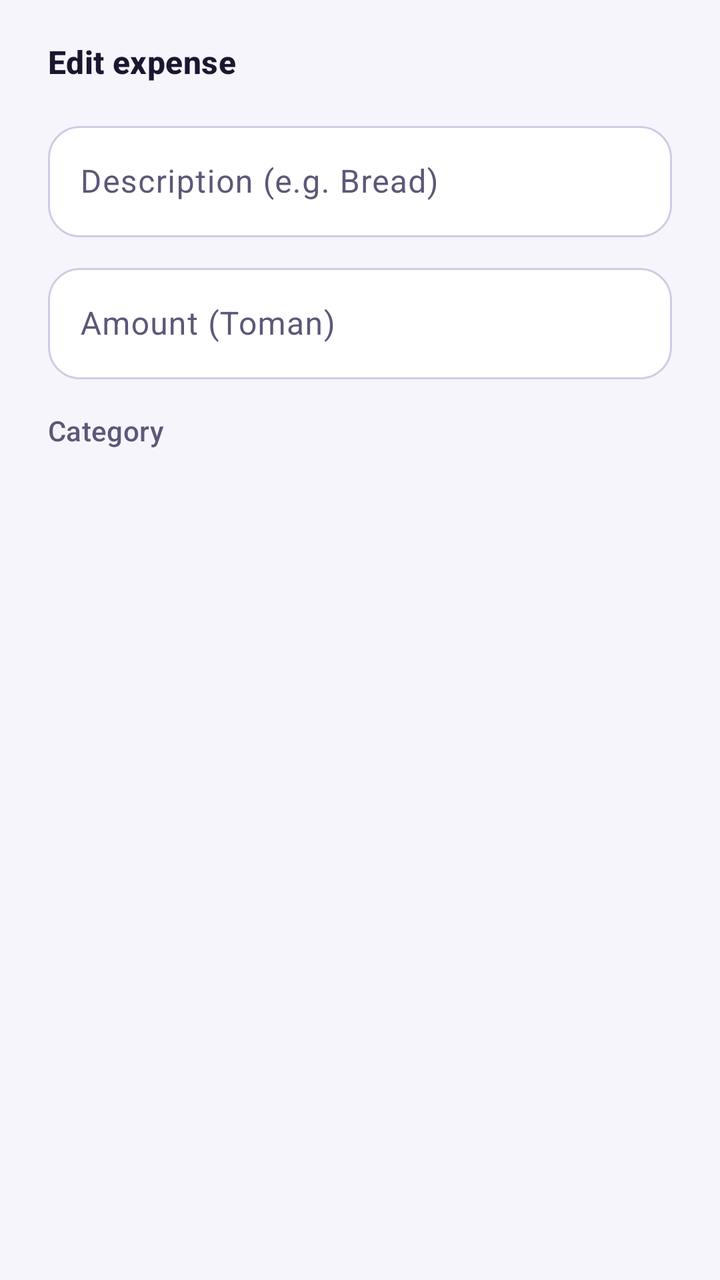
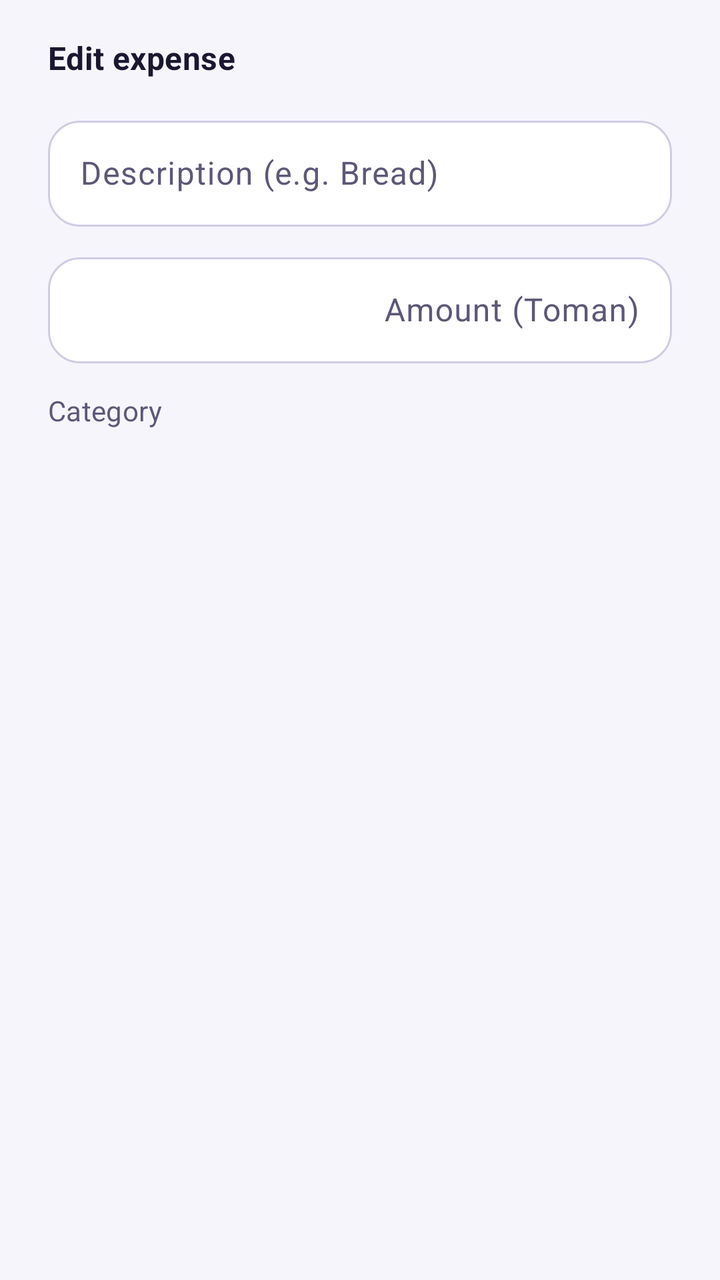

Before-and-after screenshots of an Android layout around one commit, followed by the original layout XML and the change that was made.
<!-- AndroidManifest.xml: application theme Theme.ExpenseTracker -->
<!-- res/layout/dialog_edit_expense.xml -->
<?xml version="1.0" encoding="utf-8"?>
<ScrollView xmlns:android="http://schemas.android.com/apk/res/android"
    xmlns:app="http://schemas.android.com/apk/res-auto"
    android:layout_width="match_parent"
    android:layout_height="wrap_content"
    android:maxHeight="560dp">

    <LinearLayout
        android:layout_width="match_parent"
        android:layout_height="wrap_content"
        android:orientation="vertical"
        android:paddingStart="24dp"
        android:paddingEnd="24dp"
        android:paddingTop="20dp"
        android:paddingBottom="8dp">

        <TextView
            android:layout_width="match_parent"
            android:layout_height="wrap_content"
            android:textAppearance="?attr/textAppearanceTitleMedium"
            android:textColor="?attr/colorOnSurface"
            android:textStyle="bold"
            android:text="@string/dialog_edit_expense_title" />

        <com.google.android.material.textfield.TextInputLayout
            style="@style/Widget.Material3.TextInputLayout.OutlinedBox" app:boxBackgroundColor="?attr/colorSurfaceContainerLowest"
            app:shapeAppearanceOverlay="@style/ShapeAppearanceOverlay.App.RoundedField"
            android:layout_width="match_parent"
            android:layout_height="wrap_content"
            android:layout_marginTop="16dp"
            android:hint="@string/hint_description">

            <com.google.android.material.textfield.TextInputEditText
                android:id="@+id/etEditTitle"
                android:layout_width="match_parent"
                android:layout_height="wrap_content"
                android:textDirection="locale"
                android:inputType="text" />
        </com.google.android.material.textfield.TextInputLayout>

        <com.google.android.material.textfield.TextInputLayout
            style="@style/Widget.Material3.TextInputLayout.OutlinedBox" app:boxBackgroundColor="?attr/colorSurfaceContainerLowest"
            app:shapeAppearanceOverlay="@style/ShapeAppearanceOverlay.App.RoundedField"
            android:layout_width="match_parent"
            android:layout_height="wrap_content"
            android:layout_marginTop="10dp"
            android:hint="@string/hint_amount">

            <com.google.android.material.textfield.TextInputEditText
                android:id="@+id/etEditAmount"
                android:layout_width="match_parent"
                android:layout_height="wrap_content"
                android:inputType="number" />
        </com.google.android.material.textfield.TextInputLayout>

        <TextView
            android:layout_width="match_parent"
            android:layout_height="wrap_content"
            android:layout_marginTop="16dp"
            android:textAppearance="?attr/textAppearanceLabelLarge"
            android:textColor="?attr/colorOnSurfaceVariant"
            android:text="@string/hint_category" />

        <com.google.android.material.chip.ChipGroup
            android:id="@+id/chipGroupEditCategory"
            android:layout_width="match_parent"
            android:layout_height="wrap_content"
            android:layout_marginTop="6dp"
            app:singleSelection="true" />

    </LinearLayout>
</ScrollView>
<!-- resources referenced by this layout -->
<resources>
  <string name="dialog_edit_expense_title">Edit expense</string>
  <string name="hint_amount">Amount (Toman)</string>
  <string name="hint_category">Category</string>
  <string name="hint_description">Description (e.g. Bread)</string>
  <style name="Theme.ExpenseTracker" parent="Theme.Material3.DayNight.NoActionBar">
          <item name="colorPrimary">@color/purple</item>
          <item name="colorOnPrimary">@color/white</item>
          <item name="colorPrimaryContainer">@color/primary_container</item>
          <item name="colorOnPrimaryContainer">@color/on_primary_container</item>
          <item name="colorSecondary">@color/teal</item>
          <item name="colorOnSecondary">@color/white</item>
          <item name="colorSecondaryContainer">@color/secondary_container</item>
          <item name="colorOnSecondaryContainer">@color/on_secondary_container</item>
          <item name="colorTertiary">@color/rose</item>
          <item name="colorOnTertiary">@color/white</item>
          <item name="colorTertiaryContainer">@color/tertiary_container</item>
          <item name="colorOnTertiaryContainer">@color/on_tertiary_container</item>
          <item name="colorSurface">@color/surface</item>
          <item name="colorOnSurface">@color/text_primary</item>
          <item name="colorSurfaceVariant">@color/surface_container_high</item>
          <item name="colorOnSurfaceVariant">@color/text_secondary</item>
          <item name="colorSurfaceContainerLowest">@color/surface_container_lowest</item>
          <item name="colorSurfaceContainerLow">@color/surface_container_low</item>
          <item name="colorSurfaceContainer">@color/surface_container</item>
          <item name="colorSurfaceContainerHigh">@color/surface_container_high</item>
          <item name="colorSurfaceContainerHighest">@color/surface_container_highest</item>
          <item name="colorOutline">@color/divider</item>
          <item name="colorOutlineVariant">@color/outline_variant</item>
          <item name="colorError">@color/red</item>
          <item name="elevationOverlayEnabled">true</item>
          <item name="android:windowBackground">@color/background</item>
          <item name="android:colorBackground">@color/background</item>
          <item name="android:textColorPrimary">@color/text_primary</item>
          <item name="android:textColorSecondary">@color/text_secondary</item>
          <item name="android:textColorHint">@color/text_secondary</item>
          <item name="android:statusBarColor">@android:color/transparent</item>
          <item name="android:navigationBarColor">@android:color/transparent</item>
          <item name="materialAlertDialogTheme">@style/ThemeOverlay.App.Dialog</item>
      </style>
  <color name="purple">#4F46E5</color>
  <color name="white">#FFFFFF</color>
  <color name="primary_container">#E0E7FF</color>
  <color name="on_primary_container">#1E1B4B</color>
  <color name="teal">#0EA5A5</color>
  <color name="secondary_container">#CCFBF1</color>
  <color name="on_secondary_container">#042F2E</color>
  <color name="rose">#E11D48</color>
  <color name="tertiary_container">#FFE4E6</color>
  <color name="on_tertiary_container">#4C0519</color>
  <color name="surface">#FBFAFF</color>
  <color name="text_primary">#1A1730</color>
  <color name="surface_container_high">#E8E6F5</color>
  <color name="text_secondary">#5C5878</color>
  <color name="surface_container_lowest">#FFFFFF</color>
  <color name="surface_container_low">#F5F4FC</color>
  <color name="surface_container">#EFEDF9</color>
  <color name="surface_container_highest">#E1DFEF</color>
  <color name="divider">#CFCCE4</color>
  <color name="outline_variant">#E2DFF1</color>
  <color name="red">#D8483E</color>
  <color name="background">#F6F5FC</color>
  <!-- unchanged entries left out for length: 4 -->
</resources>

<!-- the commit's change to res/layout/dialog_edit_expense.xml (unified diff, before → after) -->
@@ -3,6 +3,7 @@
     xmlns:app="http://schemas.android.com/apk/res-auto"
     android:layout_width="match_parent"
     android:layout_height="wrap_content"
+    android:layoutDirection="locale"
     android:maxHeight="560dp">
 
     <LinearLayout
@@ -20,6 +21,8 @@
             android:textAppearance="?attr/textAppearanceTitleMedium"
             android:textColor="?attr/colorOnSurface"
             android:textStyle="bold"
+            android:fontFamily="sans-serif"
+            android:includeFontPadding="false"
             android:text="@string/dialog_edit_expense_title" />
 
         <com.google.android.material.textfield.TextInputLayout
@@ -35,6 +38,8 @@
                 android:layout_width="match_parent"
                 android:layout_height="wrap_content"
                 android:textDirection="locale"
+                android:fontFamily="sans-serif"
+                android:includeFontPadding="false"
                 android:inputType="text" />
         </com.google.android.material.textfield.TextInputLayout>
 
@@ -50,6 +55,12 @@
                 android:id="@+id/etEditAmount"
                 android:layout_width="match_parent"
                 android:layout_height="wrap_content"
+                android:gravity="end"
+                android:textDirection="ltr"
+                android:fontFamily="sans-serif"
+                android:fontFeatureSettings="tnum"
+                android:includeFontPadding="false"
+                android:digits="0123456789۰۱۲۳۴۵۶۷۸۹٠١٢٣٤٥٦٧٨٩"
                 android:inputType="number" />
         </com.google.android.material.textfield.TextInputLayout>
 
@@ -59,6 +70,9 @@
             android:layout_marginTop="16dp"
             android:textAppearance="?attr/textAppearanceLabelLarge"
             android:textColor="?attr/colorOnSurfaceVariant"
+            android:fontFamily="sans-serif"
+            android:includeFontPadding="false"
+            android:textDirection="locale"
             android:text="@string/hint_category" />
 
         <com.google.android.material.chip.ChipGroup
<!-- resource entries referenced after the edit -->
@@ -35,6 +35,8 @@
           <item name="android:textColorPrimary">@color/text_primary</item>
           <item name="android:textColorSecondary">@color/text_secondary</item>
           <item name="android:textColorHint">@color/text_secondary</item>
+          <item name="android:fontFamily">sans-serif</item>
+          <item name="android:fontFeatureSettings">kern</item>
           <item name="android:statusBarColor">@android:color/transparent</item>
           <item name="android:navigationBarColor">@android:color/transparent</item>
           <item name="materialAlertDialogTheme">@style/ThemeOverlay.App.Dialog</item>
